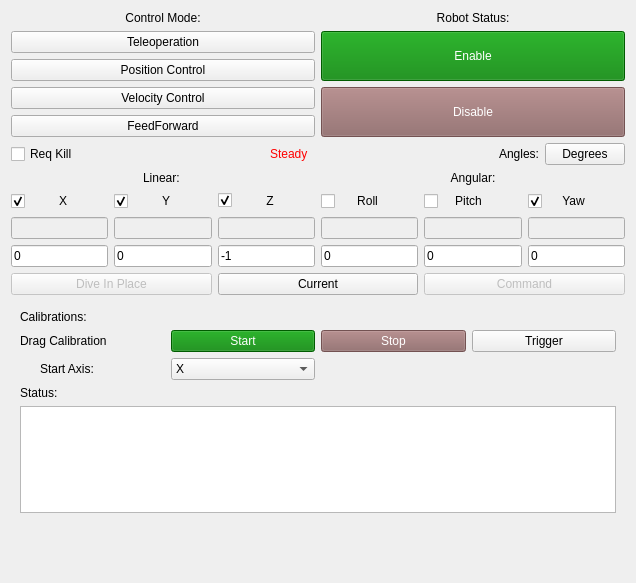
Before: the Qt Designer form riptide_rviz/riptide_rviz/src/ControlPanel.ui in osu-uwrt/riptide_gui, drawn with Qt 5.
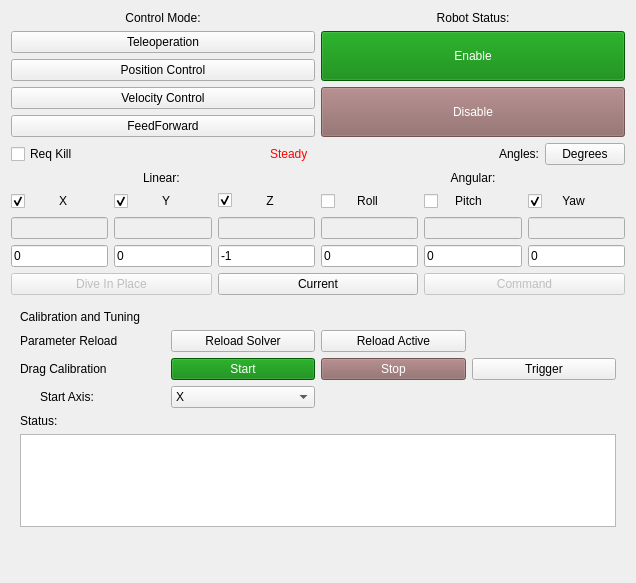
After: the same form once the commit is applied.

Commit message: added parameter reload buttons to control panel

```diff
--- a/riptide_rviz/riptide_rviz/src/ControlPanel.ui
+++ b/riptide_rviz/riptide_rviz/src/ControlPanel.ui
@@ -673,28 +673,50 @@
    <item>
     <widget class="QWidget" name="widget" native="true">
      <layout class="QGridLayout" name="gridLayout">
-      <item row="3" column="0">
+      <item row="0" column="0">
+       <widget class="QLabel" name="label_4">
+        <property name="text">
+         <string>Calibration and Tuning</string>
+        </property>
+       </widget>
+      </item>
+      <item row="6" column="0">
        <widget class="QLabel" name="label_8">
         <property name="text">
          <string>Status:</string>
         </property>
        </widget>
       </item>
-      <item row="1" column="0">
+      <item row="2" column="3">
+       <widget class="QPushButton" name="dragTrigger">
+        <property name="text">
+         <string>Trigger</string>
+        </property>
+       </widget>
+      </item>
+      <item row="2" column="2">
+       <widget class="QPushButton" name="dragStop">
+        <property name="enabled">
+         <bool>false</bool>
+        </property>
+        <property name="styleSheet">
+         <string notr="true">QPushButton {color: white; background:red;}
+
+QPushButton:!enabled{color:white; background: rgb(140, 100, 100)}</string>
+        </property>
+        <property name="text">
+         <string>Stop</string>
+        </property>
+       </widget>
+      </item>
+      <item row="2" column="0">
        <widget class="QLabel" name="label_5">
         <property name="text">
          <string>Drag Calibration</string>
         </property>
        </widget>
       </item>
-      <item row="0" column="0">
-       <widget class="QLabel" name="label_4">
-        <property name="text">
-         <string>Calibrations:</string>
-        </property>
-       </widget>
-      </item>
-      <item row="2" column="0">
+      <item row="5" column="0">
        <widget class="QLabel" name="label_9">
         <property name="text">
          <string>Start Axis:</string>
@@ -705,6 +727,17 @@
        </widget>
       </item>
       <item row="2" column="1">
+       <widget class="QPushButton" name="dragStart">
+        <property name="styleSheet">
+         <string notr="true">QPushButton {color: white; background: green;}
+QPushButton:!enabled{color: white; background: rgb(100, 130, 110);}</string>
+        </property>
+        <property name="text">
+         <string>Start</string>
+        </property>
+       </widget>
+      </item>
+      <item row="5" column="1">
        <widget class="QComboBox" name="dragCalStartAxis">
         <item>
          <property name="text">
@@ -738,42 +771,30 @@
         </item>
        </widget>
       </item>
-      <item row="1" column="1">
-       <widget class="QPushButton" name="dragStart">
-        <property name="styleSheet">
-         <string notr="true">QPushButton {color: white; background: green;}
-QPushButton:!enabled{color: white; background: rgb(100, 130, 110);}</string>
-        </property>
-        <property name="text">
-         <string>Start</string>
-        </property>
-       </widget>
-      </item>
-      <item row="1" column="2">
-       <widget class="QPushButton" name="dragStop">
-        <property name="enabled">
-         <bool>false</bool>
-        </property>
-        <property name="styleSheet">
-         <string notr="true">QPushButton {color: white; background:red;}
-
-QPushButton:!enabled{color:white; background: rgb(140, 100, 100)}</string>
-        </property>
-        <property name="text">
-         <string>Stop</string>
-        </property>
-       </widget>
-      </item>
-      <item row="1" column="3">
-       <widget class="QPushButton" name="dragTrigger">
-        <property name="text">
-         <string>Trigger</string>
-        </property>
-       </widget>
-      </item>
-      <item row="4" column="0" colspan="4">
+      <item row="7" column="0" colspan="4">
        <widget class="QTextBrowser" name="calStatus"/>
       </item>
+      <item row="1" column="0">
+       <widget class="QLabel" name="label_10">
+        <property name="text">
+         <string>Parameter Reload</string>
+        </property>
+       </widget>
+      </item>
+      <item row="1" column="2">
+       <widget class="QPushButton" name="reloadActive">
+        <property name="text">
+         <string>Reload Active</string>
+        </property>
+       </widget>
+      </item>
+      <item row="1" column="1">
+       <widget class="QPushButton" name="reloadSolver">
+        <property name="text">
+         <string>Reload Solver</string>
+        </property>
+       </widget>
+      </item>
      </layout>
     </widget>
    </item>
```
The commit also changes 5 other files.
